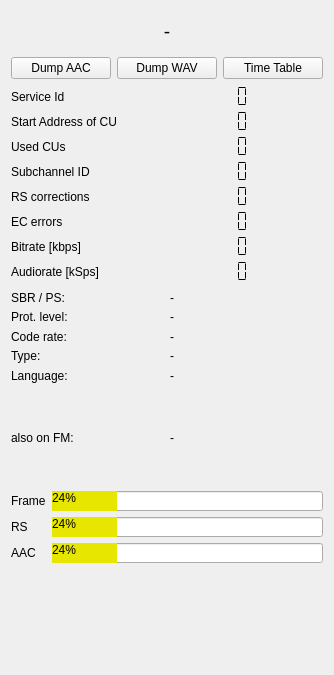
Qt form forms/techdata.ui (tomneda/DABstar) before a commit.
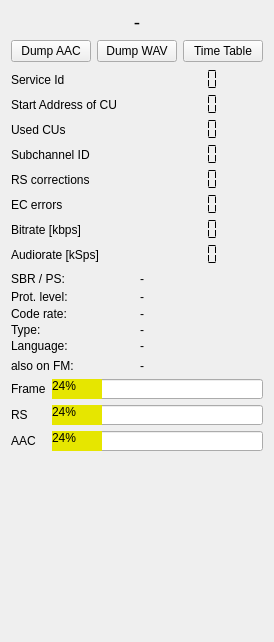
The same form after that commit. Custom widgets are drawn as their Qt base class.

```diff
--- a/forms/techdata.ui
+++ b/forms/techdata.ui
@@ -6,14 +6,14 @@
    <rect>
     <x>0</x>
     <y>0</y>
-    <width>334</width>
-    <height>675</height>
+    <width>272</width>
+    <height>642</height>
    </rect>
   </property>
   <property name="windowTitle">
    <string>Technical Details</string>
   </property>
-  <layout class="QVBoxLayout" name="verticalLayout">
+  <layout class="QVBoxLayout" name="verticalLayout" stretch="0,0,0,0,0,0,1">
    <item>
     <layout class="QHBoxLayout" name="horizontalLayout_5">
      <item>
@@ -452,23 +452,15 @@
     </layout>
    </item>
    <item>
-    <widget class="QwtPlot" name="audio">
-     <property name="maximumSize">
-      <size>
-       <width>291</width>
-       <height>151</height>
-      </size>
-     </property>
-    </widget>
+    <widget class="PlotWidget" name="plotAudioFft" native="true"/>
    </item>
   </layout>
  </widget>
  <customwidgets>
   <customwidget>
-   <class>QwtPlot</class>
-   <extends>QFrame</extends>
-   <header>qwt_plot.h</header>
-   <container>1</container>
+   <class>PlotWidget</class>
+   <extends>QWidget</extends>
+   <header>plot_widget.h</header>
   </customwidget>
  </customwidgets>
  <resources/>
```
